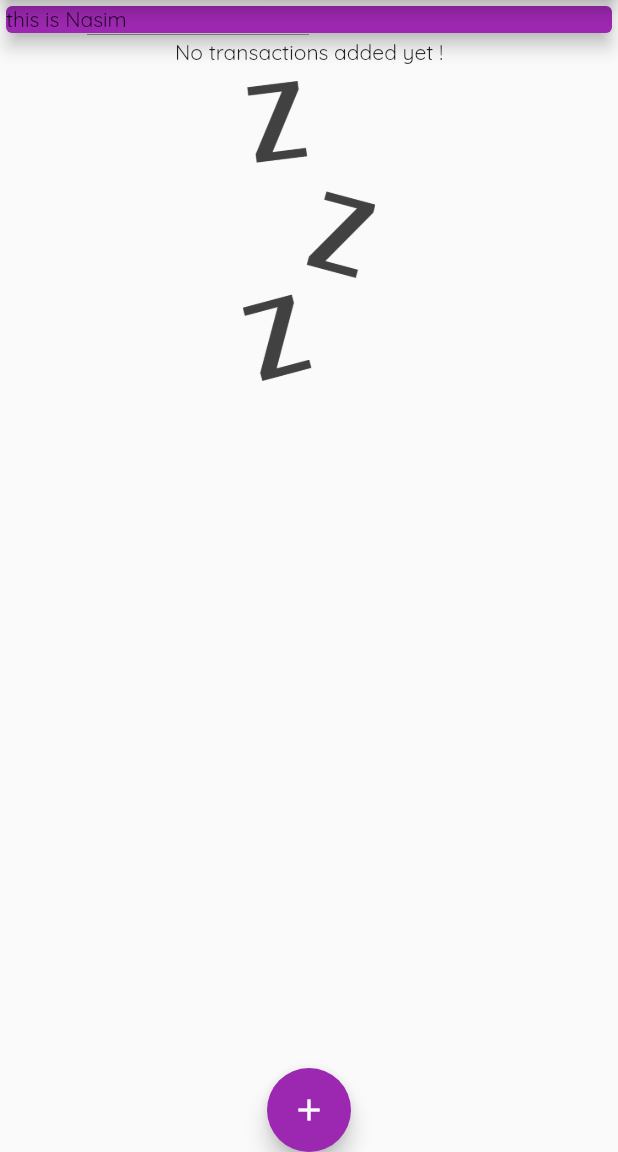
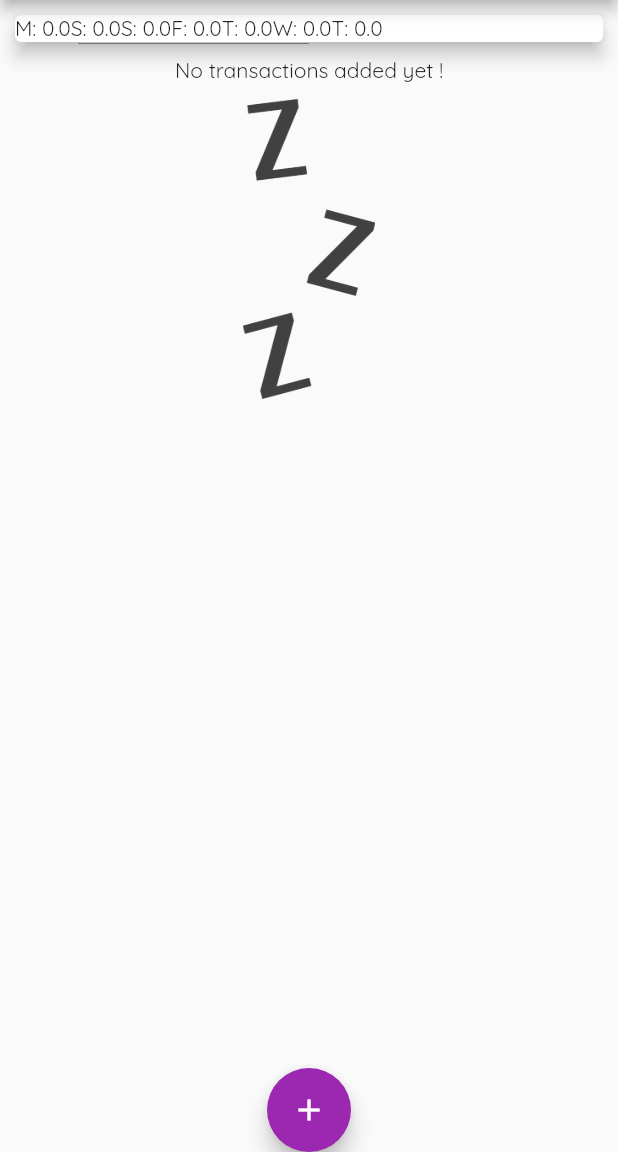
Before and after one commit to Nasim-Alizai/flutter_expense_palnner, a Flutter app: the screen it shows after launch, on a phone screen of 412 x 824 dp, the part 84-1236 px from its top. Run offline on Flutter 3.47's test engine with Material 2 defaults, Android fonts, the phone set to English and light mode, and no system bars; Roboto replaces fonts that are missing (OpenSans).

Commit message:
adding chart components

```diff
--- a/lib/home_page.dart
+++ b/lib/home_page.dart
@@ -1,4 +1,5 @@
 import 'package:flutter/material.dart';
+import './widgets/chart.dart';
 import './widgets/new_transaction.dart';
 import './widgets/Transaction_list.dart';
 import './models/transactions.dart';
@@ -39,6 +40,16 @@ class _MyHomePageState extends State<MyHomePage> {
     // )
   ];
 
+  List<Transactions> get _recentTrans {
+    return _userTransactions.where((tx) {
+      return tx.date.isAfter(
+        DateTime.now().subtract(
+          Duration(days: 7),
+        ),
+      );
+    }).toList();
+  }
+
   void _addNewTransaction(String txTitle, double txAmount) {
     final newTx = Transactions(
       id: DateTime.now().toString(),
@@ -69,14 +80,7 @@ class _MyHomePageState extends State<MyHomePage> {
       body: Column(
         // mainAxisAlignment: MainAxisAlignment.spaceAround,
         children: <Widget>[
-          SizedBox(
-            width: double.infinity,
-            child: Card(
-              color: Theme.of(context).primaryColor,
-              elevation: 5,
-              child: Text("this is Nasim"),
-            ),
-          ),
+          Chart(_recentTrans),
           TransactionList(
             _userTransactions,
           ),
--- /dev/null
+++ b/lib/widgets/chart.dart
@@ -0,0 +1,43 @@
+import 'package:flutter/material.dart';
+import 'package:flutter_expense_palnner/models/transactions.dart';
+import 'package:intl/intl.dart';
+
+class Chart extends StatelessWidget {
+  final List<Transactions> recentTrans;
+  const Chart(this.recentTrans);
+
+  List<Map<String, Object>> get maptrans {
+    return List.generate(7, (index) {
+      final weekDay = DateTime.now().subtract(
+        Duration(days: index),
+      );
+
+      double amountSum = 0.0;
+
+      for (var i = 0; i < recentTrans.length; i++) {
+        if (recentTrans[i].date.day == weekDay.day &&
+            recentTrans[i].date.month == weekDay.month &&
+            recentTrans[i].date.year == weekDay.year) {
+          amountSum += recentTrans[i].amount;
+        }
+      }
+      return {
+        'day': DateFormat.E().format(weekDay).substring(0, 1),
+        'amount': amountSum,
+      };
+    });
+  }
+
+  @override
+  Widget build(BuildContext context) {
+    return Card(
+      elevation: 5,
+      margin: EdgeInsets.all(10),
+      child: Row(
+        children: maptrans.map((e) {
+          return Text('${e['day']}: ${e['amount'].toString()}');
+        }).toList(),
+      ),
+    );
+  }
+}
```
